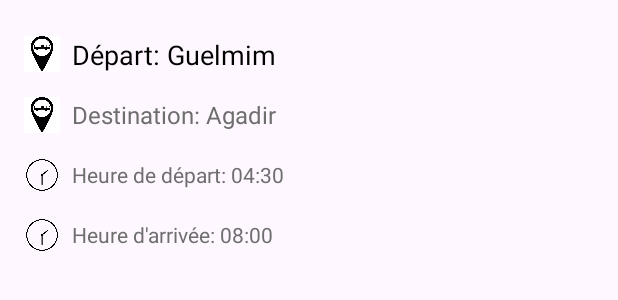
After one commit to achrafwadii/busappversion1, an Android app: the layout item_route.xml on its own in the app's theme, with its tools: preview values and no code run, on a phone screen of 412 x 824 dp. The commit adds this screen. Shown: the top 300 px of the screen. Run offline under Robolectric (Android 15) with nearby library versions, the phone set to English and light mode, and no system bars; Roboto replaces fonts that are not available here.

Commit message:
version dernier

```diff
--- a/app/src/main/AndroidManifest.xml
+++ b/app/src/main/AndroidManifest.xml
@@ -33,7 +33,8 @@
             android:exported="false" />
 
 
-
+        <activity android:name=".AllRoutesActivity"
+            android:exported="false"/>
         <activity
             android:name=".login"
             android:exported="false" />
--- a/app/src/main/java/com/example/busapp/MainActivity.kt
+++ b/app/src/main/java/com/example/busapp/MainActivity.kt
@@ -516,6 +516,8 @@ class MainActivity : AppCompatActivity(), NavigationView.OnNavigationItemSelecte
 
             }
             R.id.nav_routes -> {
+                val intent = Intent(this, AllRoutesActivity::class.java)
+                startActivity(intent)
                 Toast.makeText(this, "Routes", Toast.LENGTH_SHORT).show()
             }
             R.id.nav_schedule -> {
--- /dev/null
+++ b/app/src/main/res/layout/item_route.xml
@@ -0,0 +1,104 @@
+<LinearLayout xmlns:android="http://schemas.android.com/apk/res/android"
+    android:layout_width="match_parent"
+    android:layout_height="wrap_content"
+    android:orientation="vertical"
+    android:padding="16dp"
+    android:background="?attr/selectableItemBackground"
+    android:clickable="true"
+    android:focusable="true">
+
+    <!-- Départ -->
+    <LinearLayout
+        android:layout_width="match_parent"
+        android:layout_height="wrap_content"
+        android:gravity="center_vertical"
+        android:orientation="horizontal"
+        android:paddingVertical="8dp">
+
+        <ImageView
+            android:layout_width="24dp"
+            android:layout_height="24dp"
+            android:layout_marginEnd="8dp"
+            android:src="@drawable/stop_icone" />
+
+        <TextView
+            android:id="@+id/textDep"
+            android:layout_width="wrap_content"
+            android:layout_height="wrap_content"
+            android:text="Départ: Guelmim"
+            android:textSize="18sp"
+            android:textColor="@color/black" />
+    </LinearLayout>
+
+
+    <!-- Destination -->
+    <LinearLayout
+        android:layout_width="match_parent"
+        android:layout_height="wrap_content"
+        android:gravity="center_vertical"
+        android:orientation="horizontal"
+        android:paddingVertical="8dp">
+
+        <ImageView
+            android:layout_width="24dp"
+            android:layout_height="24dp"
+            android:layout_marginEnd="8dp"
+            android:src="@drawable/stop_icone" />
+
+        <TextView
+            android:id="@+id/textDes"
+            android:layout_width="wrap_content"
+            android:layout_height="wrap_content"
+            android:text="Destination: Agadir"
+            android:textSize="16sp"
+            android:textColor="@color/gray" />
+    </LinearLayout>
+
+
+    <!-- Heure de départ -->
+    <LinearLayout
+        android:layout_width="match_parent"
+        android:layout_height="wrap_content"
+        android:gravity="center_vertical"
+        android:orientation="horizontal"
+        android:paddingVertical="8dp">
+
+        <ImageView
+            android:layout_width="24dp"
+            android:layout_height="24dp"
+            android:layout_marginEnd="8dp"
+            android:src="@drawable/ic_time" />
+
+        <TextView
+            android:id="@+id/textHeureDep"
+            android:layout_width="wrap_content"
+            android:layout_height="wrap_content"
+            android:text="Heure de départ: 04:30"
+            android:textSize="14sp"
+            android:textColor="@color/gray" />
+    </LinearLayout>
+
+
+    <!-- Heure d'arrivée -->
+    <LinearLayout
+        android:layout_width="match_parent"
+        android:layout_height="wrap_content"
+        android:gravity="center_vertical"
+        android:orientation="horizontal"
+        android:paddingVertical="8dp">
+
+        <ImageView
+            android:layout_width="24dp"
+            android:layout_height="24dp"
+            android:layout_marginEnd="8dp"
+            android:src="@drawable/ic_time" />
+
+        <TextView
+            android:id="@+id/textHeureDes"
+            android:layout_width="wrap_content"
+            android:layout_height="wrap_content"
+            android:text="Heure d'arrivée: 08:00"
+            android:textSize="14sp"
+            android:textColor="@color/gray" />
+    </LinearLayout>
+</LinearLayout>
--- a/app/src/main/res/values/colors.xml
+++ b/app/src/main/res/values/colors.xml
@@ -12,7 +12,8 @@
     <color name="button_default">#FF9800</color>  <!-- Orange (Default) -->
     <color name="button_pressed">#E65100</color>  <!-- Darker Orange (Pressed) -->
     <color name="button_hover">#FFC107</color>
-    <color name="blue">#00BCD4</color>  <!-- Lighter Orange (Hover) -->
+    <color name="blue">#00BCD4</color>
+    <color name="gray">#6E6E6E</color>  <!-- Lighter Orange (Hover) -->
 
 
 </resources>
```
Also changed, not shown: app/src/main/java/com/example/busapp/AllRoutesActivity.kt (added, +69 -0 lines), app/src/main/java/com/example/busapp/Route.kt (added, +50 -0 lines), app/src/main/java/com/example/busapp/RouteDetailsActivity.kt (added, +42 -0 lines), app/src/main/java/com/example/busapp/RoutesAdapter.kt (added, +41 -0 lines), app/src/main/res/layout/activity_all_routes.xml (added, +23 -0 lines).
